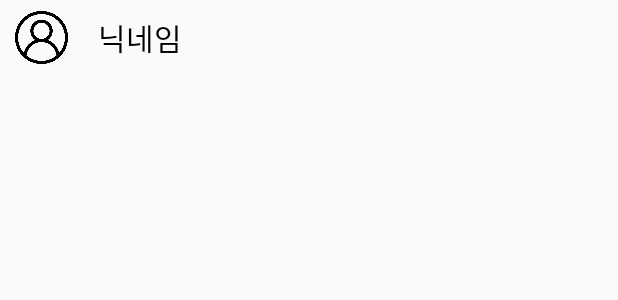
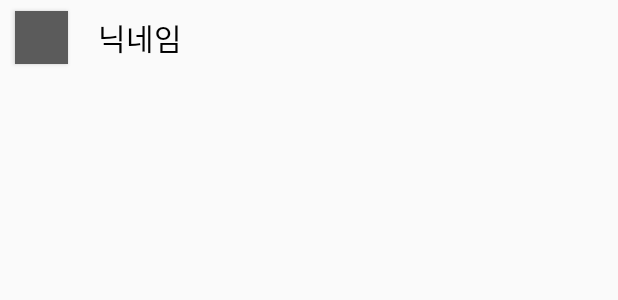
Before and after one commit to whk06061/chatting-practice, an Android app: the layout roomuser_rv_item.xml on its own in the app's theme, with its tools: preview values and no code run, on a phone screen of 412 x 824 dp. Shown: the top 300 px of the screen. Run offline under Robolectric (Android 15) with nearby library versions, the phone set to English and light mode, and no system bars.

Commit message:
프로필 아이콘 변경

```diff
--- a/app/src/main/res/layout/roomuser_rv_item.xml
+++ b/app/src/main/res/layout/roomuser_rv_item.xml
@@ -9,7 +9,7 @@
         android:layout_width="35dp"
         android:layout_height="35dp"
         android:layout_marginLeft="10dp"
-        android:background="@drawable/user" />
+        android:background="#5b5b5b" />
 
     <TextView
         android:id="@+id/rv_nickname_textView"
```
